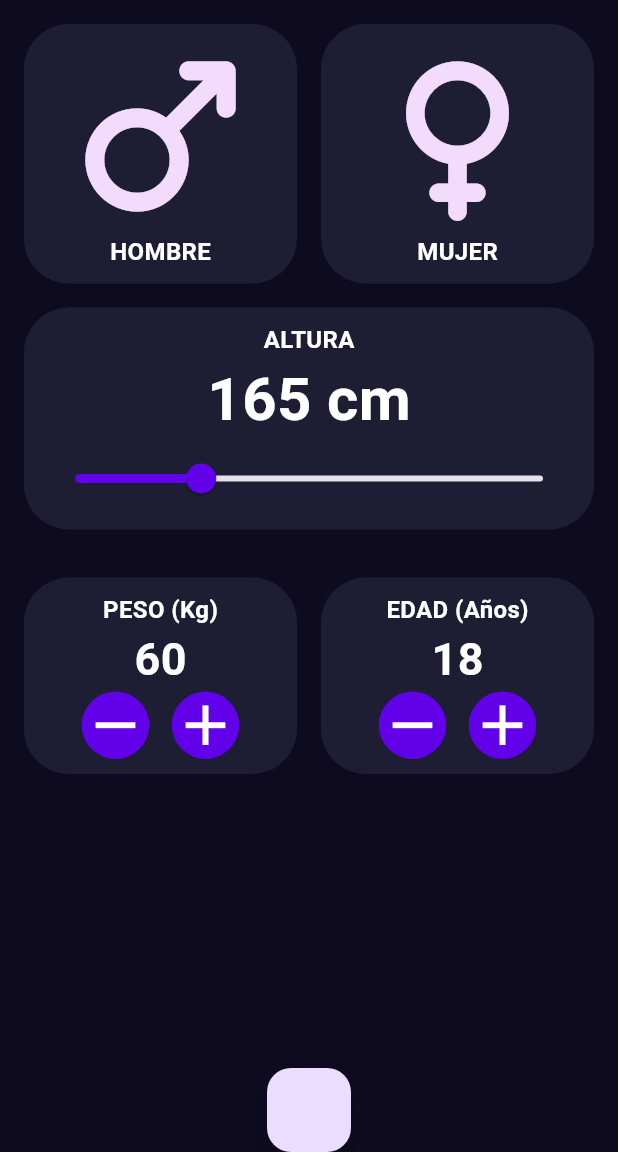
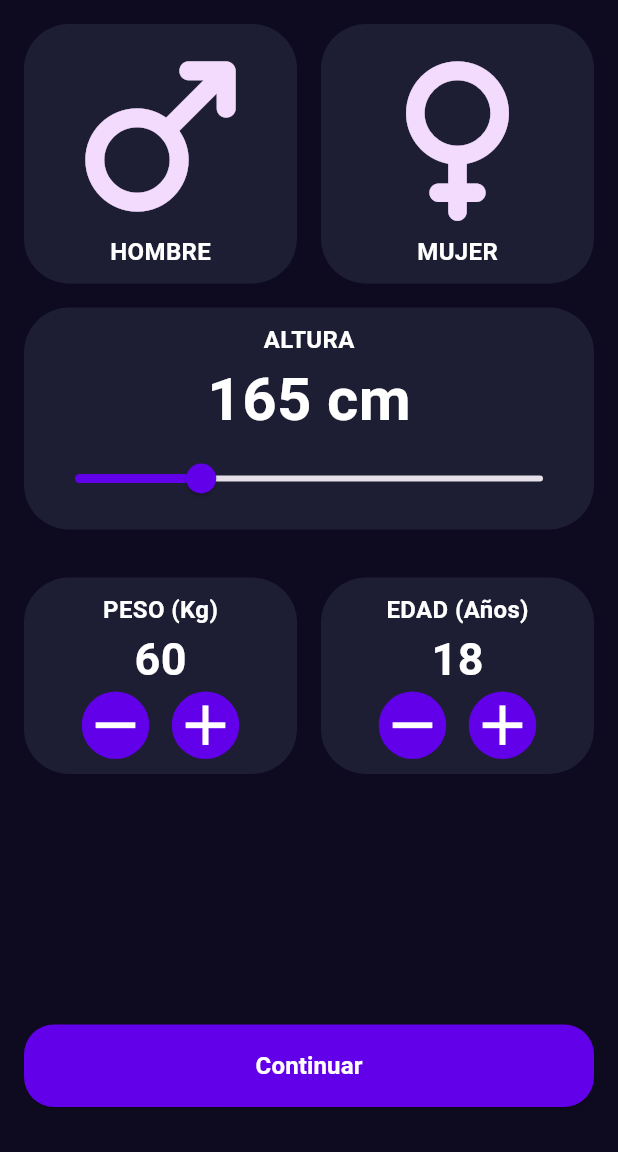
Before and after one commit to Daniel555AS/imc_calculator_app, a Flutter app: the screen it shows after launch, on a phone screen of 412 x 824 dp, the part 84-1236 px from its top. Run offline on Flutter 3.47's test engine with Material 3 defaults, Android fonts, the phone set to English and light mode, and no system bars.

Commit message:
creating a continue button

```diff
--- a/lib/core/app_text_styles.dart
+++ b/lib/core/app_text_styles.dart
@@ -34,4 +34,11 @@ class AppTextStyles {
     color: AppColors.textTitleHome,
     fontWeight: FontWeight.w700,
   );
+
+  // Button
+    static const TextStyle buttonText = TextStyle(
+    fontSize: 16,
+    color: AppColors.textTitleHome,
+    fontWeight: FontWeight.w700,
+  );
 }
--- a/lib/screens/imc_home_screen.dart
+++ b/lib/screens/imc_home_screen.dart
@@ -2,6 +2,8 @@ import 'package:flutter/material.dart';
 import 'package:imc_app/components/gender_selector.dart';
 import 'package:imc_app/components/height_selector.dart';
 import 'package:imc_app/components/number_selector.dart';
+import 'package:imc_app/core/app_colors.dart';
+import 'package:imc_app/core/app_text_styles.dart';
 
 class ImcHomeScreen extends StatefulWidget {
   const ImcHomeScreen({super.key});
@@ -37,7 +39,7 @@ class _ImcHomeScreenState extends State<ImcHomeScreen> {
                   },
                   increase: () {
                     setState(() {
-                      if(selectedWeight < 300) {
+                      if (selectedWeight < 300) {
                         selectedWeight++;
                       }
                     });
@@ -58,7 +60,7 @@ class _ImcHomeScreenState extends State<ImcHomeScreen> {
                   },
                   increase: () {
                     setState(() {
-                      if(selectedAge < 130) {
+                      if (selectedAge < 130) {
                         selectedAge++;
                       }
                     });
@@ -69,7 +71,23 @@ class _ImcHomeScreenState extends State<ImcHomeScreen> {
           ),
         ),
         Spacer(),
-        FloatingActionButton(onPressed: () {}),
+        Padding(
+          padding: const EdgeInsets.only(bottom: 30.0, top: 30.0, left: 16.0, right: 16.0),
+          child: SizedBox(
+            height: 55.0,
+            width: double.infinity,
+            child: ElevatedButton(
+              onPressed: () {},
+              style: ButtonStyle(
+                shape: WidgetStateProperty.all(RoundedRectangleBorder(
+                  borderRadius: BorderRadius.circular(20.0)
+                )),
+                backgroundColor: WidgetStateProperty.all(AppColors.primary),
+              ),
+              child: Text("Continuar", style: AppTextStyles.buttonText),
+            ),
+          ),
+        ),
       ],
     );
   }
```
